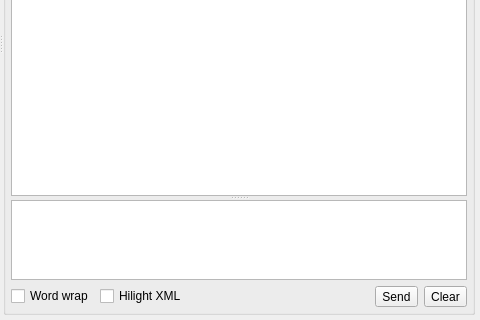
First picture: the form in src/plugins/console/consolewidget.ui, repository silvansky/Contacts, before the edit; both pictures show x 172 to 652 and y 235 to 555 of the 652 by 555 pixel window.
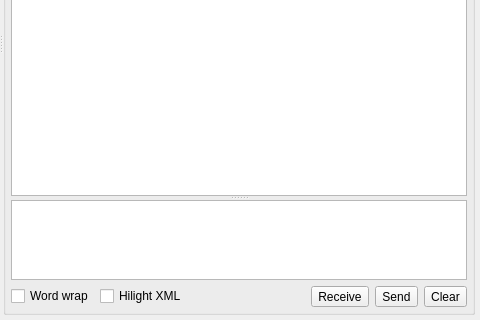
Second picture: the form after the edit.

Patch:
```diff
--- a/src/plugins/console/consolewidget.ui
+++ b/src/plugins/console/consolewidget.ui
@@ -246,6 +246,13 @@
            </property>
           </spacer>
          </item>
+         <item>
+          <widget class="QToolButton" name="tlbReceiveXML">
+           <property name="text">
+            <string>Receive</string>
+           </property>
+          </widget>
+         </item>
          <item>
           <widget class="QToolButton" name="tlbSendXML">
            <property name="text">
```
